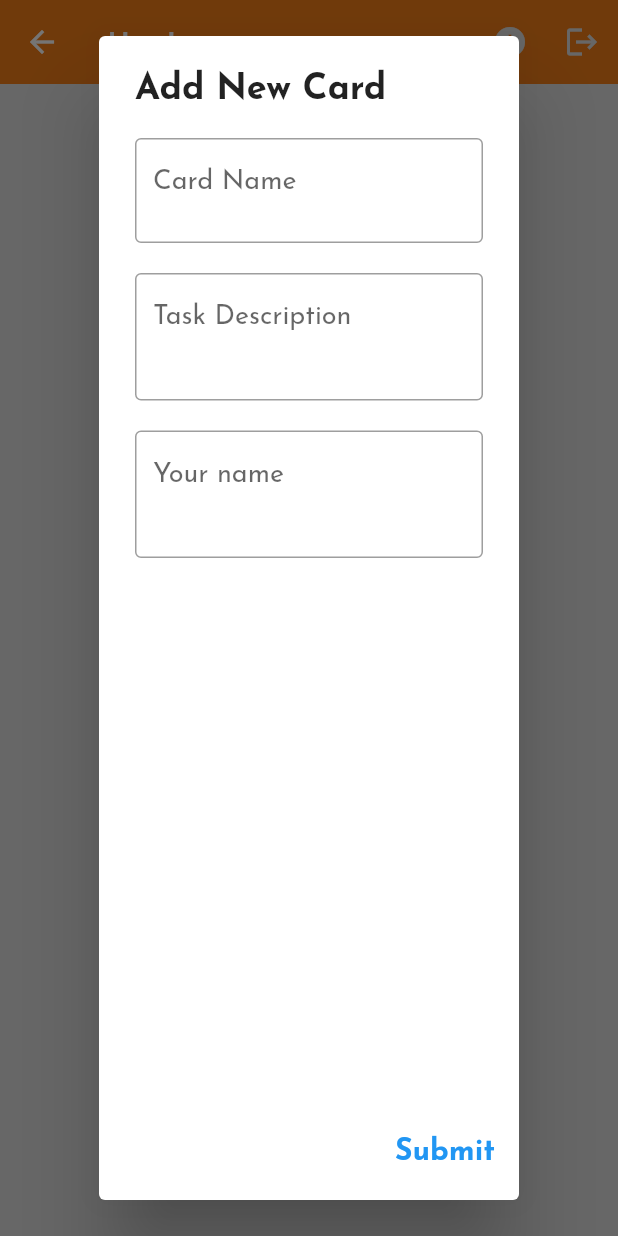
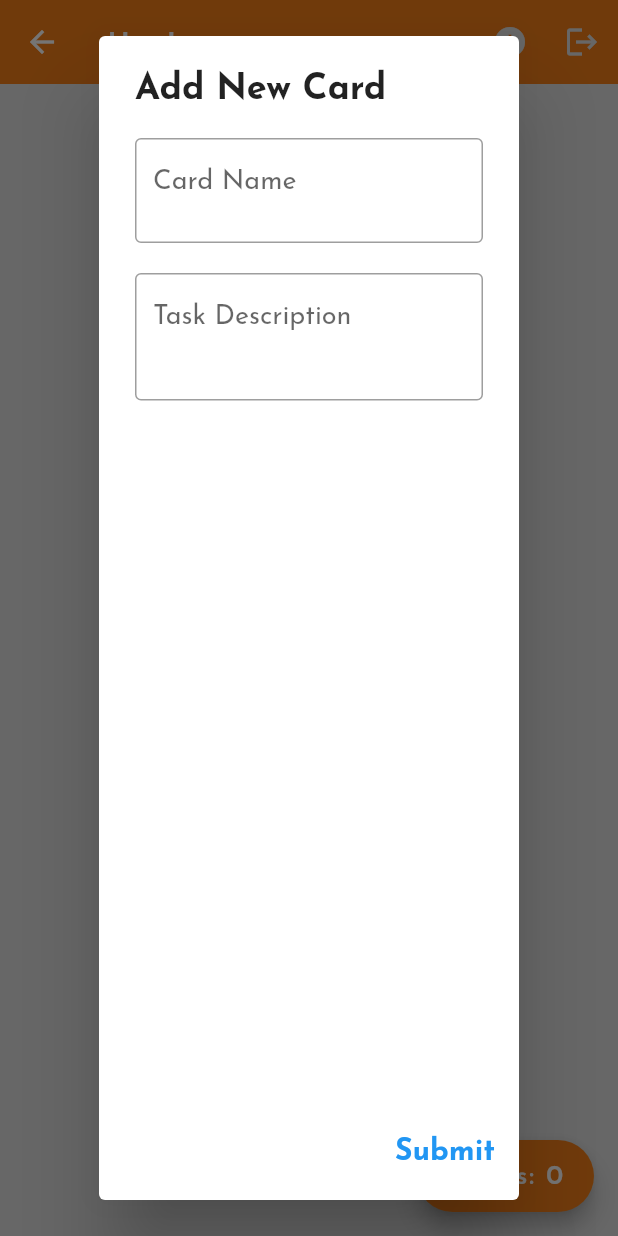
Before and after one commit to Tani21/CloneApp, a Flutter app: the CardClassWithProvider screen opened by its route, after a tap on the "add circle" icon, on a phone screen of 412 x 824 dp. Run offline on Flutter 3.47's test engine with Material 2 defaults, Android fonts, the phone set to English and light mode, and no system bars; our stand-ins replace cloud_firestore, firebase_auth, firebase_core, google_fonts; accounts and stored records are empty.

Commit message:
card count implemented

```diff
--- a/lib/screens/card_pages.dart
+++ b/lib/screens/card_pages.dart
@@ -21,7 +21,17 @@ var cardname="";
 var todofunction="";
 var myname="";
 
-int i=0;
+int i=0, productCount=0;
+
+Future<void> cardsnumber () async
+{
+  QuerySnapshot productCollection = await
+  FirebaseFirestore.instance.collection('firstcollection').get();
+   productCount = productCollection.size;
+   print("product count: $productCount" );
+
+}
+
 
 var firestore = FirebaseFirestore.instance;
 Stream<QuerySnapshot> collectionStream = FirebaseFirestore.instance.collection('firstcollection').snapshots();
@@ -56,6 +66,7 @@ class _CardClassWithProviderState extends State<CardClassWithProvider> {
             print(i);
           }
         });
+        cardsnumber();
       });
     });
   }
@@ -171,32 +182,32 @@ class _CardClassWithProviderState extends State<CardClassWithProvider> {
 
                   SizedBox(height: 20),
 
-                  TextField(
-
-                    decoration: InputDecoration(
-                      hintText: "Your name",
-                      hintStyle: TextStyle(
-                        fontSize: 18,
-                      ),
-                      border: OutlineInputBorder(),
-                    ),
-                    maxLines: 3,
-
-                    onChanged:
-                        (value) {
-                      setState(() {
-                        myname = value;
-                      });
-                      print(myname);
-                    },
-                    style: TextStyle(
-                      color: Colors.black,
-                      fontSize: 15,
-                    ),
-
-                    keyboardType: TextInputType.emailAddress,
-                    textInputAction: TextInputAction.next,
-                  ),
+                  // TextField(
+                  //
+                  //   decoration: InputDecoration(
+                  //     hintText: "Your name",
+                  //     hintStyle: TextStyle(
+                  //       fontSize: 18,
+                  //     ),
+                  //     border: OutlineInputBorder(),
+                  //   ),
+                  //   maxLines: 3,
+                  //
+                  //   onChanged:
+                  //       (value) {
+                  //     setState(() {
+                  //       myname = value;
+                  //     });
+                  //     print(myname);
+                  //   },
+                  //   style: TextStyle(
+                  //     color: Colors.black,
+                  //     fontSize: 15,
+                  //   ),
+                  //
+                  //   keyboardType: TextInputType.emailAddress,
+                  //   textInputAction: TextInputAction.next,
+                  // ),
                 ],
               ),
 
@@ -205,7 +216,7 @@ class _CardClassWithProviderState extends State<CardClassWithProvider> {
                   var newmap = {
                     'name': cardname,
                     'function': todofunction,
-                    'displayname': myname
+                    'displayname': LoginPageUserName.loginPageUserName,
                   };
                   await firestore.collection('firstcollection').add(newmap);
                   await initApp();
@@ -258,7 +269,7 @@ class _CardClassWithProviderState extends State<CardClassWithProvider> {
       backgroundColor: Colors.black12,
       appBar: AppBar(
 
-        title: Text('Hey ' + LoginPageUserName.loginPageUserName + '!'),
+        title: Text('Hey ' + LoginPageUserName.loginPageUserName + '!' ),
 
         actions: [
           IconButton(onPressed: () {
@@ -293,14 +304,23 @@ class _CardClassWithProviderState extends State<CardClassWithProvider> {
             return Text("Loading");
           }
 
+          cardsnumber();
+
+
           return ListView(
               children: snapshot.data!.docs.map((DocumentSnapshot document) {
             Map<String, dynamic> data = document.data()! as Map<String, dynamic>;
+
+
+            // getDocuments.then((myDocuments){
+            //   print("${myDocuments.documents.length}");
+            // });
+
             return Card(
                                 shape: RoundedRectangleBorder(
                                   borderRadius: BorderRadius.circular(24),
                                 ),
-                                elevation: 10,
+                                elevation: 5,
                                 clipBehavior: Clip.antiAlias,
                                 shadowColor: Colors.brown,
                                 color: Colors.brown[900],
@@ -313,7 +333,9 @@ class _CardClassWithProviderState extends State<CardClassWithProvider> {
                                     crossAxisAlignment: CrossAxisAlignment.start,
                                     children: [
                                       SizedBox(height: 15,),
-                                      Text(data['name'],
+                                       Text(
+                                  //'${productCount}',
+                                   data['name'],
                                           textAlign: TextAlign.start,
                                           style: TextStyle(
                                             color: Colors.yellow[900],
@@ -349,10 +371,22 @@ class _CardClassWithProviderState extends State<CardClassWithProvider> {
           }).toList(),
           );
 
+
+
         },
+
+
       ),
 
-
+floatingActionButton: FloatingActionButton.extended(
+  backgroundColor: Colors.yellow[900],
+  onPressed: () {},
+  label: Text('Cards: ${productCount}',
+  style: TextStyle(
+    fontSize: 18,
+    fontWeight: FontWeight.w600,
+  ),),
+),
               //  Column(
               //
               //   children: [
```
